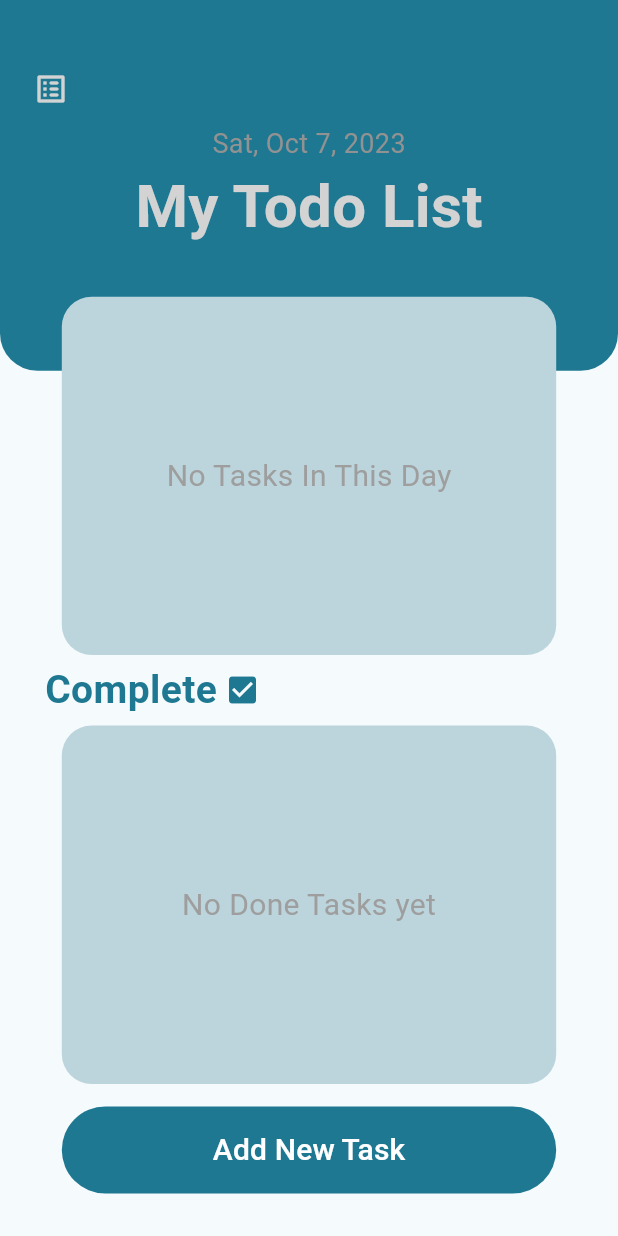
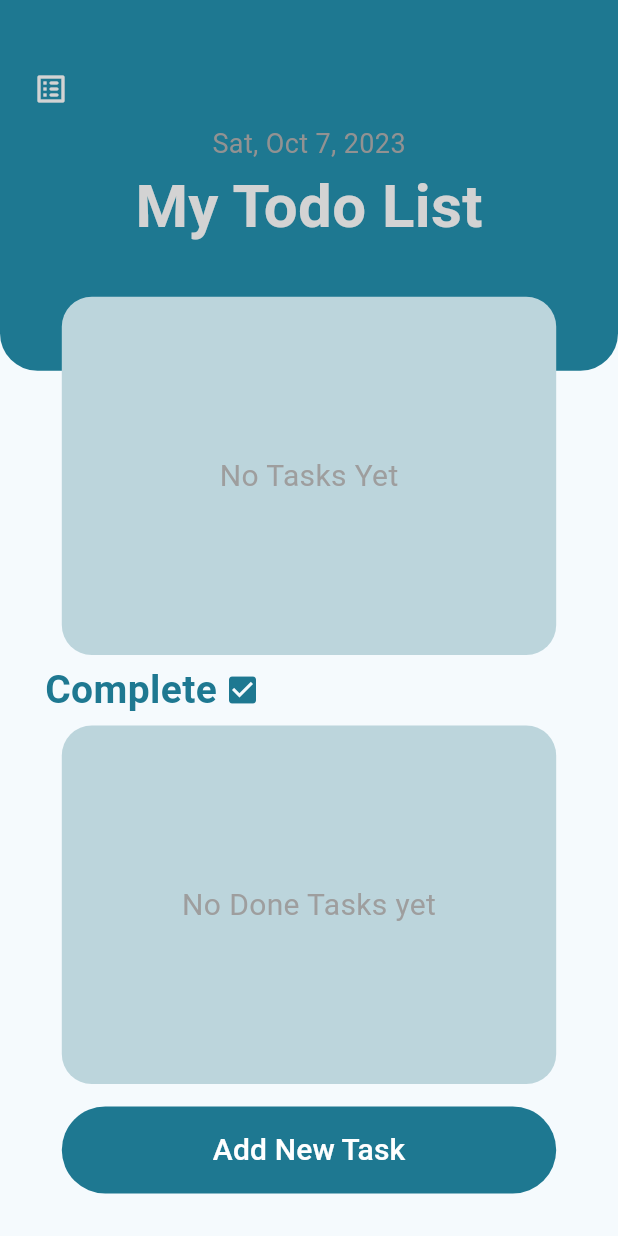
Before and after one commit to MinaYasser100/my-tasks, a Flutter app: the HomeView screen opened by its route, on a phone screen of 412 x 824 dp. Run offline on Flutter 3.47's test engine with Material 3 defaults, Android fonts, the light colour scheme and no system bars; our stand-ins replace conditional_builder_null_safety, lottie, sqflite; accounts and stored records are empty.

Commit message:
edit text

```diff
--- a/lib/features/home/views/widgets/not_done_tasks.dart
+++ b/lib/features/home/views/widgets/not_done_tasks.dart
@@ -29,7 +29,7 @@ class NotDoneTasks extends StatelessWidget {
         },
         fallback: (context) {
           return const NoTasks(
-            text: 'No Tasks In This Day',
+            text: 'No Tasks Yet',
           );
         },
       ),
```
